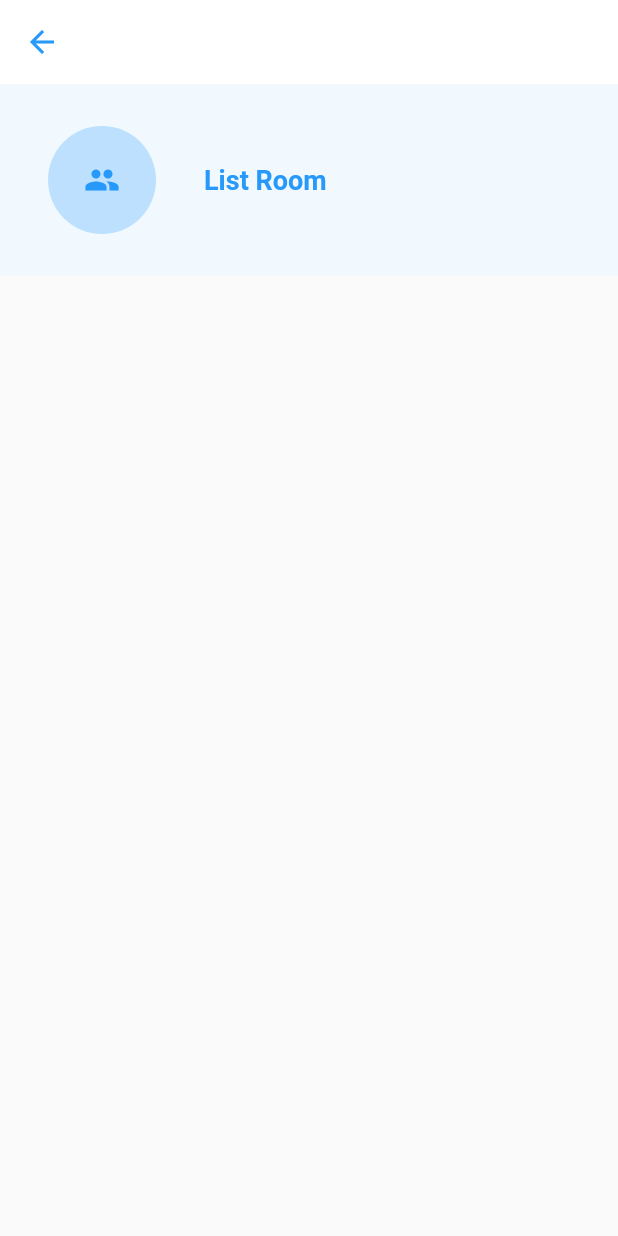
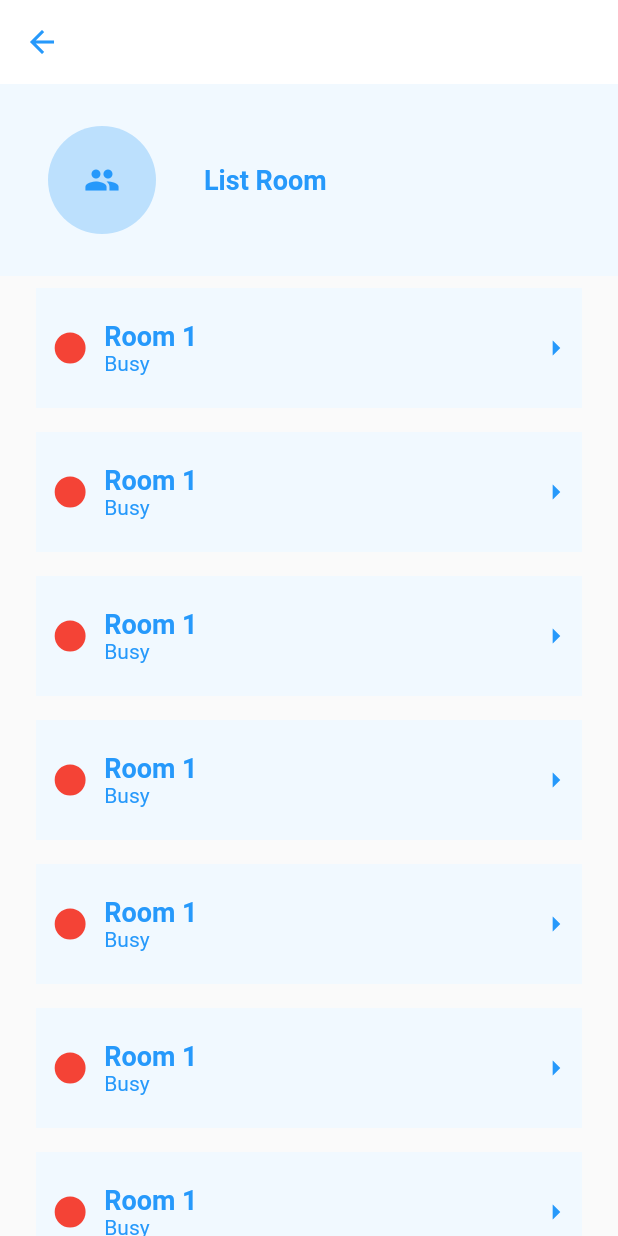
Before and after one commit to tinhpt38/home_stay_manager, a Flutter app: the ListRoomPage screen opened by its route, on a phone screen of 412 x 824 dp. Run offline on Flutter 3.47's test engine with Material 2 defaults, Android fonts, the phone set to English and light mode, and no system bars.

Commit message:
update list room screen

```diff
--- a/lib/ui/modular/room/pages/list_room_page.dart
+++ b/lib/ui/modular/room/pages/list_room_page.dart
@@ -3,11 +3,12 @@ import 'package:home_stay_project/ui/base/base_widget.dart';
 import 'package:home_stay_project/ui/base/null_page_model.dart';
 import 'package:home_stay_project/ui/common/app_colors.dart';
 import 'package:home_stay_project/ui/modular/home/home_route.dart';
+import 'package:home_stay_project/ui/modular/room/widgets/room_item_widget.dart';
 
 
 class ListRoomPage extends StatelessWidget {
-  const ListRoomPage({Key key}) : super(key: key);
 
+  List<String> rooms = List.generate(12, (i) => "Room {i}");
 
   @override
   Widget build(BuildContext context) {
@@ -62,7 +63,17 @@ class ListRoomPage extends StatelessWidget {
               ),
               Expanded(
                 flex: 5,
-                child: Container(),
+                child: Container(
+                  margin: EdgeInsets.symmetric(horizontal: 24),
+                  child: ListView.builder(
+                    itemCount: rooms.length,
+                    itemBuilder: (context,index){
+                      return Container(
+                        child: RoomItem(),
+                      );
+                    },
+                  ),
+                ),
               )
             ],
           ),
--- a/lib/ui/modular/room/widgets/room_item_widget.dart
+++ b/lib/ui/modular/room/widgets/room_item_widget.dart
@@ -0,0 +1,66 @@
+import 'package:flutter/material.dart';
+import 'package:home_stay_project/ui/common/app_colors.dart';
+
+
+class RoomItem extends StatelessWidget {
+  const RoomItem({Key key}) : super(key: key);
+
+  @override
+  Widget build(BuildContext context) {
+    Size size = MediaQuery.of(context).size;
+    return Container(
+      margin: EdgeInsets.symmetric(vertical: 8),
+      padding: EdgeInsets.symmetric(vertical: 16),
+      decoration: BoxDecoration(
+        color: AppColor.secondaryColor
+      ),
+      child: Row(
+        crossAxisAlignment: CrossAxisAlignment.center,
+        children: <Widget>[
+          Expanded(
+            flex: 1,
+            child: Container(
+              width: size.width * (1/20),
+              height: size.width * (1/20),
+              decoration: BoxDecoration(
+                color: Colors.red,
+                shape: BoxShape.circle
+              ),
+            ),
+          ),
+          Expanded(
+            flex: 6,
+            child: Column(
+              crossAxisAlignment: CrossAxisAlignment.start,
+              mainAxisAlignment: MainAxisAlignment.start,
+              children: <Widget>[
+                Text(
+                  "Room 1",
+                  style: TextStyle(
+                    color: AppColor.primaryColor,
+                    fontSize: 18,
+                    fontWeight: FontWeight.bold
+                  ),
+                ),
+                Text(
+                  "Busy",
+                  style: TextStyle(
+                    color: AppColor.primaryColor,
+                    fontSize: 14
+                  ),
+                ),
+              ],
+            )
+          ),
+          Expanded(
+            flex: 1,
+            child: FlatButton(
+              onPressed: (){},
+              child: Icon(Icons.arrow_right,color: AppColor.primaryColor,),
+            ),
+          ),
+        ],
+      ),
+    );
+  }
+}
```
